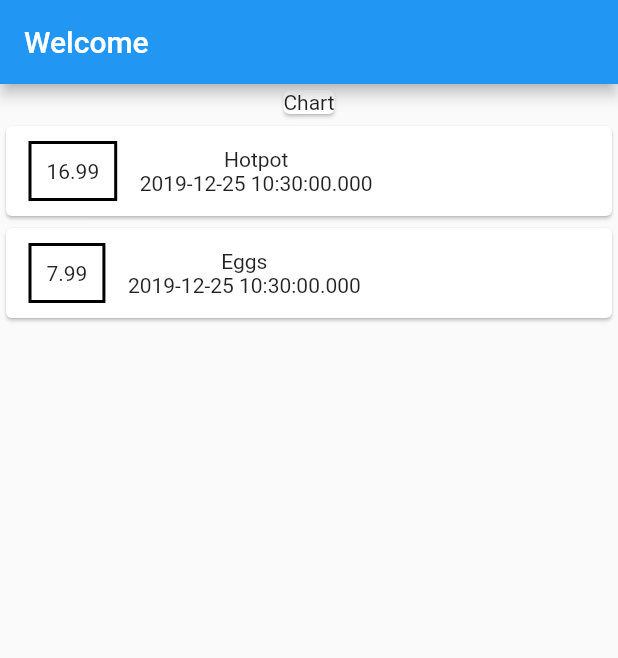
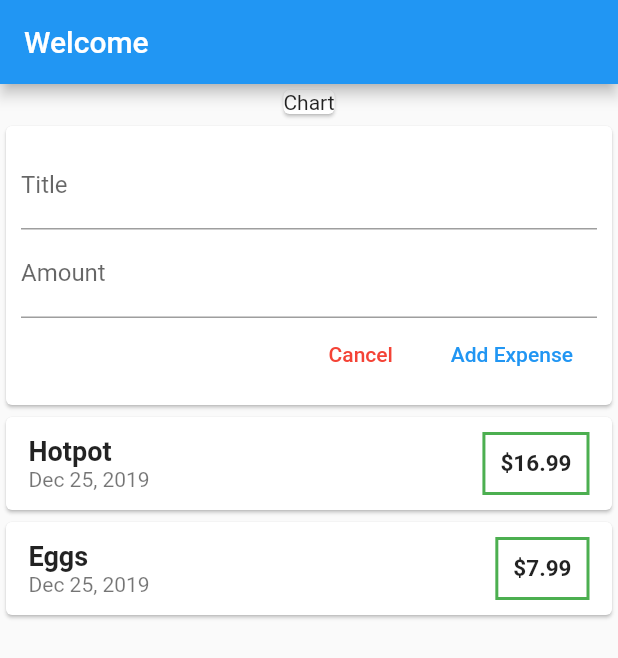
Before and after one commit to thecrumb/expensebook, a Flutter app: the screen it shows after launch, on a phone screen of 412 x 824 dp. Shown: the top 658 px of the screen. Run offline on Flutter 3.47's test engine with Material 2 defaults, Android fonts, the phone set to English and light mode, and no system bars.

Commit message:
Able to add expenses and scroll expense list. Also organized files

```diff
--- a/lib/main.dart
+++ b/lib/main.dart
@@ -1,6 +1,6 @@
 import 'package:flutter/material.dart';
 
-import './expense.dart';
+import './widgets/user_expenses.dart';
 
 void main() => runApp(MyApp());
 
@@ -15,67 +15,21 @@ class MyApp extends StatelessWidget {
 }
 
 class MyHomePage extends StatelessWidget {
-  final List<Expense> expenses = [
-    Expense(
-      id: '1',
-      title: 'Hotpot',
-      amount: 16.99,
-      date: DateTime.now(),
-    ),
-    Expense(
-      id: '2',
-      title: 'Eggs',
-      amount: 7.99,
-      date: DateTime.now(),
-    )
-  ];
-
   @override
   Widget build(BuildContext context) {
     return Scaffold(
       appBar: AppBar(
         title: Text('Welcome'),
       ),
-      body: Column(
+      body: SingleChildScrollView(
+        child: Column(
           children: <Widget>[
             Card(
               child: Text('Chart'),
             ),
-          Column(
-            children: expenses.map((expense) {
-              return Card(
-                child: Row(
-                  children: <Widget>[
-                    Container(
-                      margin: EdgeInsets.symmetric(
-                        vertical: 10.0,
-                        horizontal: 15.0,
-                      ),
-                      decoration: BoxDecoration(
-                        border: Border.all(
-                          color: Colors.black,
-                          width: 2.0,
-                        ),
-                      ),
-                      padding: EdgeInsets.all(10.0),
-                      child: Text(expense.amount.toString()),
-                    ),
-                    Column(
-                      children: <Widget>[
-                        Container(
-                          child: Text(expense.title),
-                        ),
-                        Container(
-                          child: Text(expense.date.toString()),
-                        ),
-                      ],
-                    )
+            UserExpenses(),
           ],
         ),
-              );
-            }).toList(),
-          ),
-        ],
       ),
     );
   }
--- /dev/null
+++ b/lib/widgets/expense_list.dart
@@ -0,0 +1,71 @@
+import 'package:flutter/material.dart';
+import 'package:intl/intl.dart';
+
+import '../models/expense.dart';
+
+class ExpenseList extends StatelessWidget {
+  final List<Expense> expenses;
+
+  ExpenseList(this.expenses);
+
+  @override
+  Widget build(BuildContext context) {
+    return Container(
+      height: 300,
+      child: ListView.builder(
+        itemBuilder: (context, index) {
+          return Card(
+            child: Container(
+              padding: EdgeInsets.symmetric(
+                vertical: 10.0,
+                horizontal: 15.0,
+              ),
+              child: Row(
+                mainAxisAlignment: MainAxisAlignment.spaceBetween,
+                children: <Widget>[
+                  Column(
+                    crossAxisAlignment: CrossAxisAlignment.start,
+                    children: <Widget>[
+                      Container(
+                        child: Text(
+                          expenses[index].title,
+                          style: TextStyle(
+                            fontWeight: FontWeight.bold,
+                            fontSize: 18.0,
+                          ),
+                        ),
+                      ),
+                      Container(
+                        child: Text(
+                          DateFormat('yMMMd').format(expenses[index].date),
+                          style: TextStyle(color: Colors.black54),
+                        ),
+                      ),
+                    ],
+                  ),
+                  Container(
+                    decoration: BoxDecoration(
+                      border: Border.all(
+                        color: Colors.green,
+                        width: 2.0,
+                      ),
+                    ),
+                    padding: EdgeInsets.all(10.0),
+                    child: Text(
+                      '\$' + expenses[index].amount.toString(),
+                      style: TextStyle(
+                        fontWeight: FontWeight.bold,
+                        fontSize: 15.0,
+                      ),
+                    ),
+                  ),
+                ],
+              ),
+            ),
+          );
+        },
+        itemCount: expenses.length,
+      ),
+    );
+  }
+}
--- /dev/null
+++ b/lib/widgets/new_expense.dart
@@ -0,0 +1,50 @@
+import 'package:flutter/material.dart';
+
+class NewExpense extends StatelessWidget {
+  final Function appendExpense;
+  final titleController = TextEditingController();
+  final amountController = TextEditingController();
+
+  NewExpense(this.appendExpense);
+
+  @override
+  Widget build(BuildContext context) {
+    return Card(
+      child: Container(
+        padding: EdgeInsets.all(10.0),
+        child: Column(
+          children: <Widget>[
+            TextField(
+              decoration: InputDecoration(labelText: 'Title'),
+              controller: titleController,
+            ),
+            TextField(
+              decoration: InputDecoration(labelText: 'Amount'),
+              controller: amountController,
+            ),
+            Row(
+              mainAxisAlignment: MainAxisAlignment.end,
+              children: <Widget>[
+                FlatButton(
+                  child: Text('Cancel'),
+                  textColor: Colors.red,
+                  onPressed: () {},
+                ),
+                FlatButton(
+                  child: Text('Add Expense'),
+                  textColor: Colors.blue,
+                  onPressed: () {
+                    appendExpense(
+                      titleController.text,
+                      double.parse(amountController.text),
+                    );
+                  },
+                ),
+              ],
+            ),
+          ],
+        ),
+      ),
+    );
+  }
+}
--- /dev/null
+++ b/lib/widgets/user_expenses.dart
@@ -0,0 +1,50 @@
+import 'package:flutter/material.dart';
+
+import './expense_list.dart';
+import './new_expense.dart';
+import '../models/expense.dart';
+
+class UserExpenses extends StatefulWidget {
+  @override
+  _UserExpensesState createState() => _UserExpensesState();
+}
+
+class _UserExpensesState extends State<UserExpenses> {
+  final List<Expense> _userExpenses = [
+    Expense(
+      id: '1',
+      title: 'Hotpot',
+      amount: 16.99,
+      date: DateTime.now(),
+    ),
+    Expense(
+      id: '2',
+      title: 'Eggs',
+      amount: 7.99,
+      date: DateTime.now(),
+    ),
+  ];
+
+  void _addExpense(String titleInput, double amountInput) {
+    final currentExpense = Expense(
+      id: DateTime.now().toString(),
+      title: titleInput,
+      amount: amountInput,
+      date: DateTime.now(),
+    );
+
+    setState(() {
+      _userExpenses.add(currentExpense);
+    });
+  }
+
+  @override
+  Widget build(BuildContext context) {
+    return Column(
+      children: <Widget>[
+        NewExpense(_addExpense),
+        ExpenseList(_userExpenses),
+      ],
+    );
+  }
+}
--- a/pubspec.yaml
+++ b/pubspec.yaml
@@ -23,6 +23,7 @@ dependencies:
   # The following adds the Cupertino Icons font to your application.
   # Use with the CupertinoIcons class for iOS style icons.
   cupertino_icons: ^0.1.2
+  intl: ^0.16.0
 
 dev_dependencies:
   flutter_test:
```
Also changed, not shown: lib/models/expense.dart (renamed from lib/expense.dart), pubspec.lock. Lines whose indentation alone changed are shown as unchanged.
